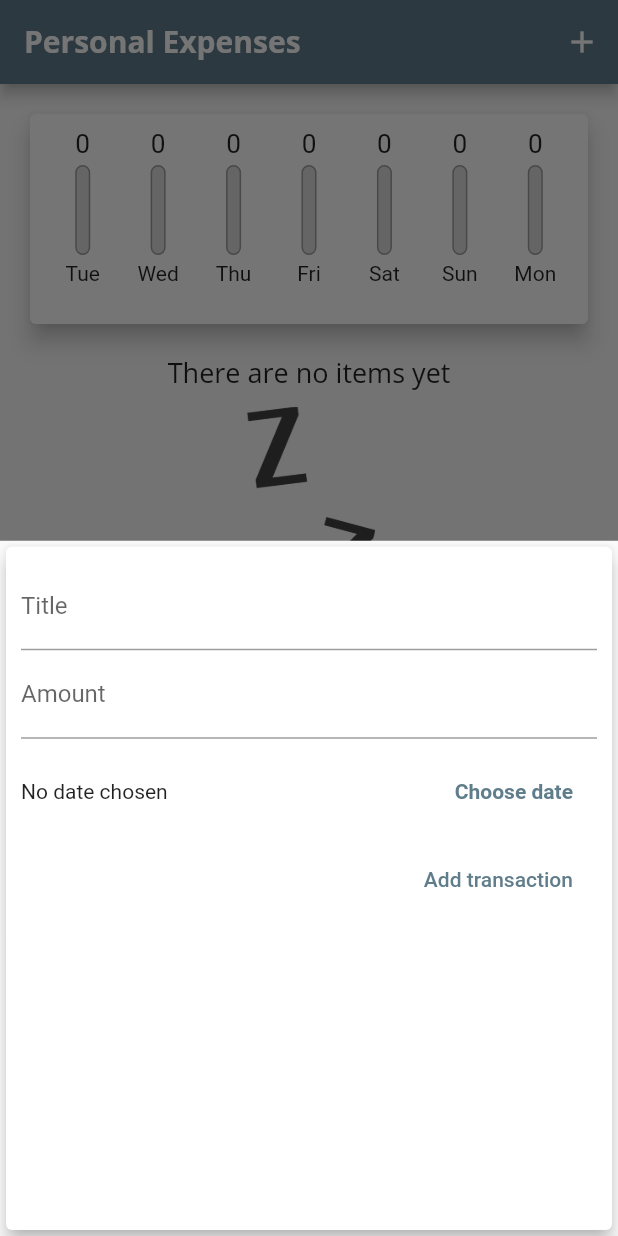
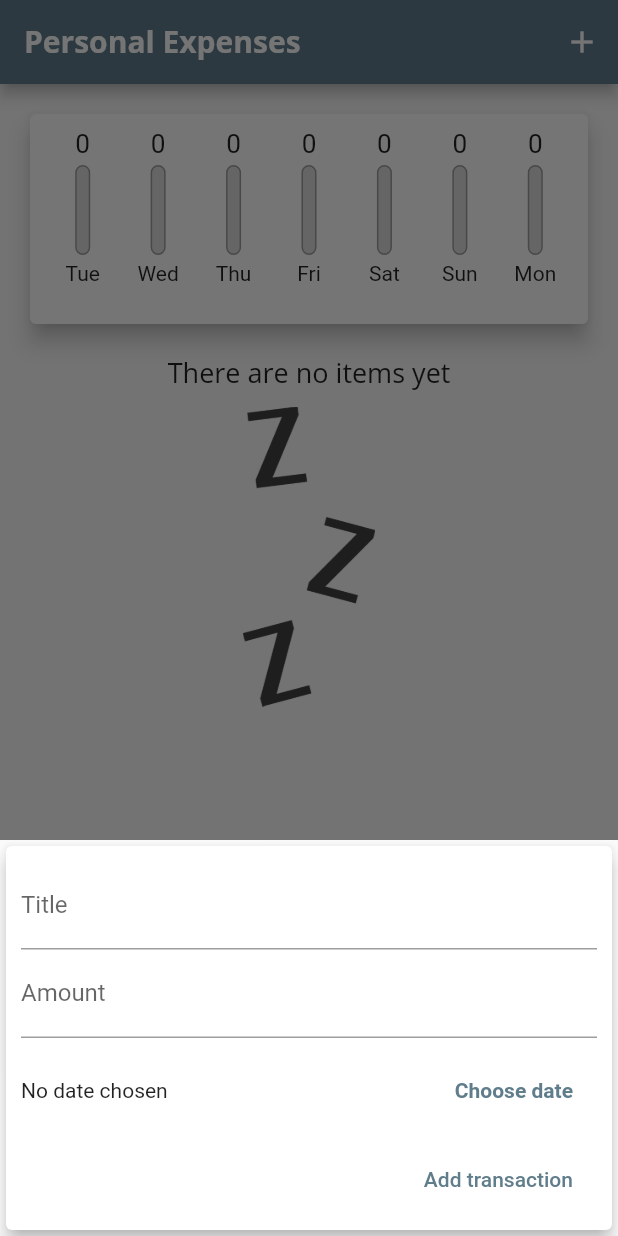
Before and after one commit to adrianbadarau/flutter-expense-tracker, a Flutter app: the screen it shows after launch, after a tap on the "add" icon, on a phone screen of 412 x 824 dp. Run offline on Flutter 3.47's test engine with Material 2 defaults, Android fonts, the phone set to English and light mode, and no system bars.

```diff
--- a/lib/widgets/new_transaction.dart
+++ b/lib/widgets/new_transaction.dart
@@ -48,6 +48,7 @@ class _NewTransactionState extends State<NewTransaction> {
   Widget build(BuildContext context) {
     return Card(
       elevation: 5,
+      child: SingleChildScrollView(
         child: Container(
           padding: EdgeInsets.all(10),
           child: Column(
@@ -91,6 +92,7 @@ class _NewTransactionState extends State<NewTransaction> {
             ],
           ),
         ),
+      ),
     );
   }
 }
--- a/lib/widgets/transactions_list.dart
+++ b/lib/widgets/transactions_list.dart
@@ -10,7 +10,7 @@ class TransactionsList extends StatelessWidget {
   @override
   Widget build(BuildContext context) {
     return Container(
-      height: MediaQuery.of(context).size.height * 0.5,
+      height: MediaQuery.of(context).size.height * 0.6,
       child: _transactionService.getTransactions().isEmpty
           ? Column(children: <Widget>[
               Text(
```
Lines whose indentation alone changed are shown as unchanged.
